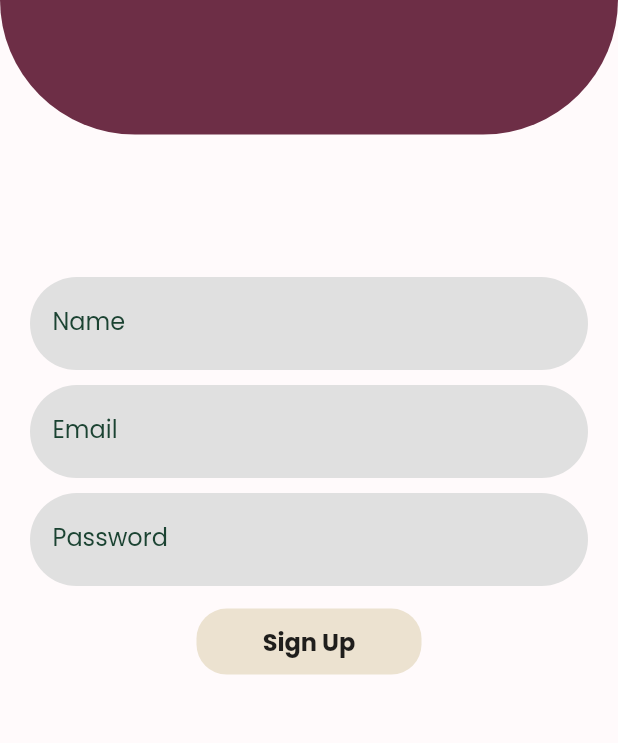
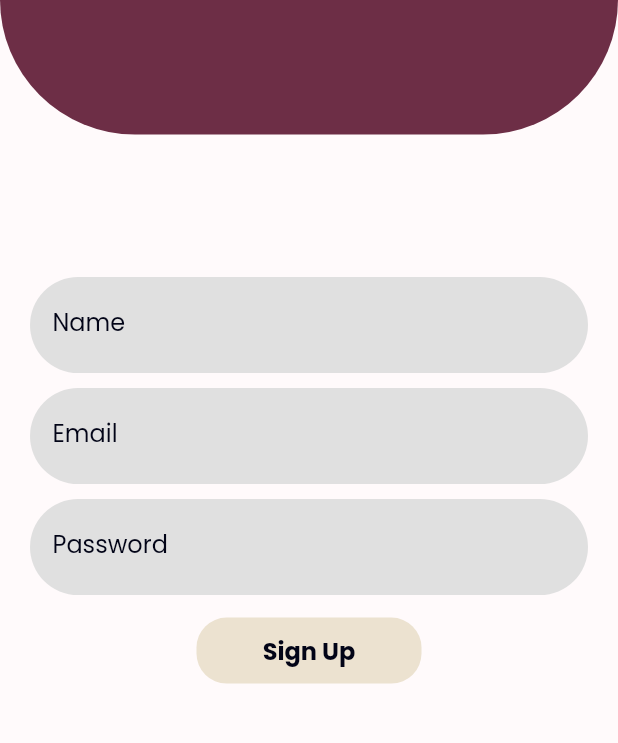
Before and after one commit to souravpal16/Flutter-UI, a Flutter app: the screen it shows after launch, after a tap on "Sign Up", on a phone screen of 412 x 824 dp, the part 298-1041 px from its top. Run offline on Flutter 3.47's test engine with Material 2 defaults, Android fonts, the phone set to English and light mode, and no system bars; our stand-ins replace animated_text_kit, flutter_svg, google_fonts, shared_preferences; missing offline and left inert: dart:ffi; network calls fail; project files that could hold a hidden picture were left out.

Commit message:
Light and Dark theme added

```diff
--- a/UI6/task_manager_UI/task_app/lib/constants.dart
+++ b/UI6/task_manager_UI/task_app/lib/constants.dart
@@ -1,4 +1,5 @@
 import 'package:flutter/material.dart';
+import 'package:google_fonts/google_fonts.dart';
 
 Icon KIcon = Icon(
   Icons.menu,
@@ -11,8 +12,66 @@ Color kPrimaryColor2 = Color(0xffA26769);
 Color kTextColor = Color(0xff020417);
 Color kBannerColor = Color(0xff6D2E46);
 
-TextStyle kBannerTextStyle = TextStyle(
-  color: kBackgroundColor,
-  fontSize: 36,
-  fontWeight: FontWeight.bold,
-);
+Color kBackgroundColorLight = Color(0xffFFFAFB);
+Color kPrimaryColor1Light = Color(0xffECE2D0);
+Color kPrimaryColor2Light = Color(0xffA26769);
+Color kTextColorLight = Color(0xff020417);
+Color kBannerColorLight = Color(0xff6D2E46);
+
+Color kBackgroundColorDark = Color(0xff14213D);
+Color kPrimaryColor1Dark = Color(0xffECE2D0);
+Color kPrimaryColor2Dark = Color(0xffFF8500);
+Color kTextColorDark = Color(0xffF7F7FF);
+Color kBannerColorDark = Color(0xffFCA311);
+
+TextStyle kBannerTextStyle(BuildContext context) {
+  return TextStyle(
+    color: Theme.of(context).scaffoldBackgroundColor,
+    fontSize: 36,
+    fontWeight: FontWeight.bold,
+  );
+}
+
+ThemeData lightTheme(BuildContext context) {
+  return ThemeData(
+    scaffoldBackgroundColor: kBackgroundColorLight,
+    textTheme: GoogleFonts.poppinsTextTheme(
+      Theme.of(context).textTheme.copyWith(
+            bodyText2: TextStyle(
+              color: kTextColorLight,
+            ),
+            bodyText1: TextStyle(
+              color: kTextColorLight,
+            ),
+            // headline6: TextStyle(
+            //   color: Colors.grey.shade300,
+            // ),
+          ),
+    ),
+    primaryColorLight: kPrimaryColor2Light,
+    primaryColorDark: Colors.grey.shade300,
+    primaryColor: kBannerColorLight,
+  );
+}
+
+ThemeData darkTheme(BuildContext context) {
+  return ThemeData(
+    scaffoldBackgroundColor: kBackgroundColorDark,
+    textTheme: GoogleFonts.poppinsTextTheme(
+      Theme.of(context).textTheme.copyWith(
+            bodyText2: TextStyle(
+              color: kTextColorDark,
+            ),
+            bodyText1: TextStyle(
+              color: kTextColorLight,
+            ),
+            // headline6: TextStyle(
+            //   color: Colors.grey.shade400,
+            // ),
+          ),
+    ),
+    primaryColorLight: kPrimaryColor2Dark,
+    primaryColorDark: Colors.grey.shade500,
+    primaryColor: kBannerColorDark,
+  );
+}
--- a/UI6/task_manager_UI/task_app/lib/main.dart
+++ b/UI6/task_manager_UI/task_app/lib/main.dart
@@ -4,11 +4,10 @@ import 'package:task_app/screens/landing_page.dart';
 import 'package:task_app/screens/user_screen.dart';
 import 'screens/login_screen.dart';
 import './screens/signup_screen.dart';
-import './screens/test_screen.dart';
-import './screens/test_screen2.dart';
 import './providers/task_provider.dart';
 import './screens/add_task_screen.dart';
-import 'package:google_fonts/google_fonts.dart';
+import 'constants.dart';
+import './providers/theme_provider.dart';
 
 void main() {
   runApp(const MyApp());
@@ -20,17 +19,37 @@ class MyApp extends StatelessWidget {
   // This widget is the root of your application.
   @override
   Widget build(BuildContext context) {
-    return ChangeNotifierProvider(
+    return MultiProvider(
+      providers: [
+        ChangeNotifierProvider(
           create: (_) => TaskData(),
-      child: MaterialApp(
+        ),
+        ChangeNotifierProvider(
+          create: (_) => ThemeProvider(),
+        ),
+      ],
+      child: Consumer<ThemeProvider>(
+        builder: (context, ThemeProvider, child) =>
+            child ?? Text('hello world'),
+        child: MainAppBegins(),
+      ),
+    );
+  }
+}
+
+class MainAppBegins extends StatelessWidget {
+  const MainAppBegins({
+    Key? key,
+  }) : super(key: key);
+
+  @override
+  Widget build(BuildContext context) {
+    return MaterialApp(
       debugShowCheckedModeBanner: false,
       title: 'Flutter Demo',
-        theme: ThemeData(
-          textTheme: GoogleFonts.poppinsTextTheme(
-            Theme.of(context).textTheme,
-          ),
-          primarySwatch: Colors.blue,
-        ),
+      theme: Provider.of<ThemeProvider>(context).light
+          ? lightTheme(context)
+          : darkTheme(context),
       routes: {
         '/': (context) => LandingPage(),
         LoginScreen.routeName: (context) => LoginScreen(),
@@ -38,7 +57,6 @@ class MyApp extends StatelessWidget {
         UserScreen.routeName: (context) => UserScreen(),
         AddTaskScreen.routeName: (context) => AddTaskScreen(),
       },
-      ),
     );
   }
 }
--- /dev/null
+++ b/UI6/task_manager_UI/task_app/lib/providers/theme_provider.dart
@@ -0,0 +1,19 @@
+import 'package:flutter/material.dart';
+
+class ThemeProvider extends ChangeNotifier {
+  bool _light = true;
+
+  void toggle() {
+    _light = !_light;
+    notifyListeners();
+  }
+
+  bool get light {
+    return _light;
+  }
+
+  set light(bool light) {
+    _light = light;
+    notifyListeners();
+  }
+}
--- a/UI6/task_manager_UI/task_app/lib/screens/landing_page.dart
+++ b/UI6/task_manager_UI/task_app/lib/screens/landing_page.dart
@@ -44,7 +44,7 @@ class _LandingPageState extends State<LandingPage> {
         } else if (snapshot.hasError) {}
         print('Normal branding page');
         return Scaffold(
-          backgroundColor: kBannerColor,
+          backgroundColor: Theme.of(context).primaryColor,
           body: BannerText(),
         );
       },
--- a/UI6/task_manager_UI/task_app/lib/screens/login_screen.dart
+++ b/UI6/task_manager_UI/task_app/lib/screens/login_screen.dart
@@ -1,14 +1,7 @@
-import 'dart:convert';
-
 import 'package:flutter/material.dart';
 import './signup_screen.dart';
 import './user_screen.dart';
-import 'package:shared_preferences/shared_preferences.dart';
-import 'package:http/http.dart' as http;
 import '../constants.dart';
-import 'package:provider/provider.dart';
-import '../models/task.dart';
-import '../providers/task_provider.dart';
 import '../widgets/auth_form_text_field.dart';
 import '../services/network.dart';
 import '../widgets/auth_form_buton_widget.dart';
@@ -40,7 +33,6 @@ class _LoginScreenState extends State<LoginScreen> {
   Widget build(BuildContext context) {
     return SafeArea(
       child: Scaffold(
-        backgroundColor: kBackgroundColor,
         body: SingleChildScrollView(
           child: Column(
             children: [
@@ -113,7 +105,10 @@ class ButtonRow extends StatelessWidget {
               passwordController.text,
             );
           },
-          child: AuthButtonWidget(title: 'Login', color: kPrimaryColor2),
+          child: AuthButtonWidget(
+            title: 'Login',
+            color: Theme.of(context).primaryColorLight,
+          ),
         ),
       ],
     );
@@ -123,7 +118,71 @@ class ButtonRow extends StatelessWidget {
 //helper function
 
 void signUpButtonFunction(BuildContext context) {
-  Navigator.pushNamed(context, SignupScreen.routeName);
+  // Navigator.pushNamed(context, SignupScreen.routeName);
+  //Navigator.push(context, _createRoute());
+  Navigator.push(
+    context,
+    FadeInRoute(page: SignupScreen(), routeName: SignupScreen.routeName),
+  );
+}
+
+Route _createRoute() {
+  return PageRouteBuilder(
+    pageBuilder: (context, animation, secondaryAnimation) => SignupScreen(),
+    transitionsBuilder: (context, animation, secondaryAnimation, child) {
+      const begin = Offset(-1, 0);
+      const end = Offset.zero;
+
+      final tween = Tween(begin: begin, end: end);
+
+      final curvedAnimation = CurvedAnimation(
+        parent: animation,
+        curve: Curves.ease,
+      );
+
+      return SlideTransition(
+        position: tween.animate(curvedAnimation),
+        child: child,
+      );
+    },
+  );
+}
+
+class FadeInRoute extends PageRouteBuilder {
+  final Widget page;
+
+  FadeInRoute({required this.page, required String routeName})
+      : super(
+          settings: RouteSettings(name: routeName), // set name here
+          pageBuilder: (
+            BuildContext context,
+            Animation<double> animation,
+            Animation<double> secondaryAnimation,
+          ) =>
+              page,
+          transitionsBuilder: (
+            BuildContext context,
+            Animation<double> animation,
+            Animation<double> secondaryAnimation,
+            Widget child,
+          ) {
+            const begin = Offset(-1, 0);
+            const end = Offset.zero;
+
+            final tween = Tween(begin: begin, end: end);
+
+            final curvedAnimation = CurvedAnimation(
+              parent: animation,
+              curve: Curves.ease,
+            );
+
+            return SlideTransition(
+              position: tween.animate(curvedAnimation),
+              child: child,
+            );
+          },
+          transitionDuration: Duration(milliseconds: 500),
+        );
 }
 
 void loginButtonFunction(BuildContext context, email, password) async {
@@ -133,9 +192,6 @@ void loginButtonFunction(BuildContext context, email, password) async {
 Future<String> loggingUserAndLoadingTasks(
     BuildContext context, String email, String password) async {
   String result = await loginUser(email, password);
-
-  // String ans =
-  //     await Provider.of<TaskData>(context, listen: false).populateTasks();
 
   return result;
 }
--- a/UI6/task_manager_UI/task_app/lib/screens/signup_screen.dart
+++ b/UI6/task_manager_UI/task_app/lib/screens/signup_screen.dart
@@ -1,10 +1,5 @@
-import 'dart:convert';
-
 import 'package:flutter/material.dart';
-import 'package:shared_preferences/shared_preferences.dart';
-import 'package:http/http.dart' as http;
 import 'package:task_app/constants.dart';
-import 'package:task_app/screens/login_screen.dart';
 import 'package:task_app/screens/user_screen.dart';
 import 'package:task_app/widgets/banner_widget.dart';
 import '../widgets/ok_button_chip_widget.dart';
@@ -39,7 +34,6 @@ class _SignupScreenState extends State<SignupScreen> {
   Widget build(BuildContext context) {
     return SafeArea(
       child: Scaffold(
-        backgroundColor: kBackgroundColor,
         body: SingleChildScrollView(
           child: Column(
             children: [
@@ -120,6 +114,7 @@ void showDialogWidget(
             );
           } else if (snapshot.hasError) {
             return Column(
+              mainAxisSize: MainAxisSize.min,
               children: [
                 Text('${snapshot.error}'),
                 TextButton(
@@ -132,6 +127,7 @@ void showDialogWidget(
             );
           }
           return Column(
+            mainAxisSize: MainAxisSize.min,
             children: [
               CircularProgressIndicator(),
             ],
--- a/UI6/task_manager_UI/task_app/lib/screens/user_screen.dart
+++ b/UI6/task_manager_UI/task_app/lib/screens/user_screen.dart
@@ -15,7 +15,6 @@ class UserScreen extends StatelessWidget {
   Widget build(BuildContext context) {
     return SafeArea(
       child: Scaffold(
-        backgroundColor: kBackgroundColor,
         floatingActionButton: FloatingActionbuttonWidget(),
         body: Padding(
           padding: const EdgeInsets.symmetric(
--- a/UI6/task_manager_UI/task_app/lib/services/network.dart
+++ b/UI6/task_manager_UI/task_app/lib/services/network.dart
@@ -30,7 +30,7 @@ Future<String> signupUser(String name, String email, String password) async {
     return 'Done';
   }
 
-  return "Error";
+  throw "Error";
 }
 
 Future<String> loginUser(String email, String password) async {
--- a/UI6/task_manager_UI/task_app/lib/widgets/auth_form_buton_widget.dart
+++ b/UI6/task_manager_UI/task_app/lib/widgets/auth_form_buton_widget.dart
@@ -30,6 +30,7 @@ class AuthButtonWidget extends StatelessWidget {
           style: TextStyle(
             fontSize: 16,
             fontWeight: FontWeight.bold,
+            color: Theme.of(context).textTheme.bodyText1?.color,
           ),
         ),
       ),
--- a/UI6/task_manager_UI/task_app/lib/widgets/auth_form_text_field.dart
+++ b/UI6/task_manager_UI/task_app/lib/widgets/auth_form_text_field.dart
@@ -14,7 +14,7 @@ class AuthFormTextField extends StatelessWidget {
   Widget build(BuildContext context) {
     return Container(
       decoration: BoxDecoration(
-        color: Colors.grey.shade300,
+        color: Theme.of(context).primaryColorDark,
         borderRadius: BorderRadius.circular(70),
       ),
       margin: EdgeInsets.symmetric(
@@ -27,16 +27,16 @@ class AuthFormTextField extends StatelessWidget {
       child: TextField(
         controller: controller,
         style: TextStyle(
-          color: Color(0xff283618),
-        ),
+            //color: Color(0xff283618),
+            ),
         decoration: InputDecoration(
           labelText: hint,
           focusedBorder: InputBorder.none,
           enabledBorder: InputBorder.none,
           labelStyle: TextStyle(
-            color: Color(0xff1b4332),
+            color: Theme.of(context).textTheme.bodyText1?.color,
           ),
-          //hintText: hint,
+          hintText: hint,
         ),
       ),
     );
--- a/UI6/task_manager_UI/task_app/lib/widgets/banner_text.dart
+++ b/UI6/task_manager_UI/task_app/lib/widgets/banner_text.dart
@@ -14,11 +14,11 @@ class BannerText extends StatelessWidget {
       children: [
         Text(
           'DAILY',
-          style: kBannerTextStyle,
+          style: kBannerTextStyle(context),
         ),
         Text(
           'TASK PLANNER',
-          style: kBannerTextStyle,
+          style: kBannerTextStyle(context),
         ),
       ],
     );
--- a/UI6/task_manager_UI/task_app/lib/widgets/banner_widget.dart
+++ b/UI6/task_manager_UI/task_app/lib/widgets/banner_widget.dart
@@ -15,7 +15,7 @@ class BannerWidget extends StatelessWidget {
       height: size.height * 0.35,
       width: double.infinity,
       decoration: BoxDecoration(
-        color: kBannerColor,
+        color: Theme.of(context).primaryColor,
         borderRadius: BorderRadius.only(
           bottomLeft: Radius.circular(90),
           bottomRight: Radius.circular(90),
--- a/UI6/task_manager_UI/task_app/lib/widgets/floating_action_button.dart
+++ b/UI6/task_manager_UI/task_app/lib/widgets/floating_action_button.dart
@@ -10,10 +10,10 @@ class FloatingActionbuttonWidget extends StatelessWidget {
   @override
   Widget build(BuildContext context) {
     return FloatingActionButton(
-      backgroundColor: kBannerColor,
+      backgroundColor: Theme.of(context).primaryColor,
       child: Icon(
         Icons.add,
-        color: Colors.white,
+        color: Theme.of(context).textTheme.bodyText1?.color,
       ),
       onPressed: () {
         Navigator.pushNamed(context, AddTaskScreen.routeName);
```
Also changed, not shown: UI6/task_manager_UI/task_app/lib/screens/add_task_screen.dart (+19 -8 lines), UI6/task_manager_UI/task_app/lib/screens/test_screen.dart (deleted, +0 -101 lines), UI6/task_manager_UI/task_app/lib/screens/test_screen2.dart (deleted, +0 -49 lines), UI6/task_manager_UI/task_app/lib/widgets/task_list_widget.dart (+6 -4 lines), UI6/task_manager_UI/task_app/lib/widgets/user_screen_body.dart (+35 -1 lines). Lines whose indentation alone changed are shown as unchanged.
